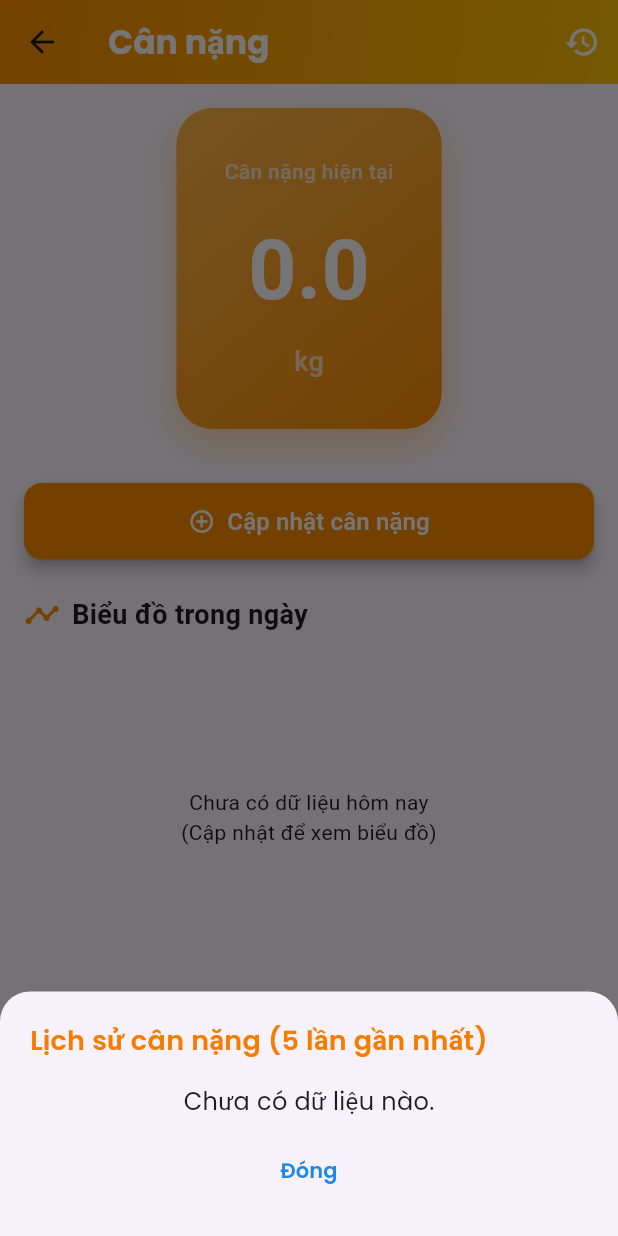
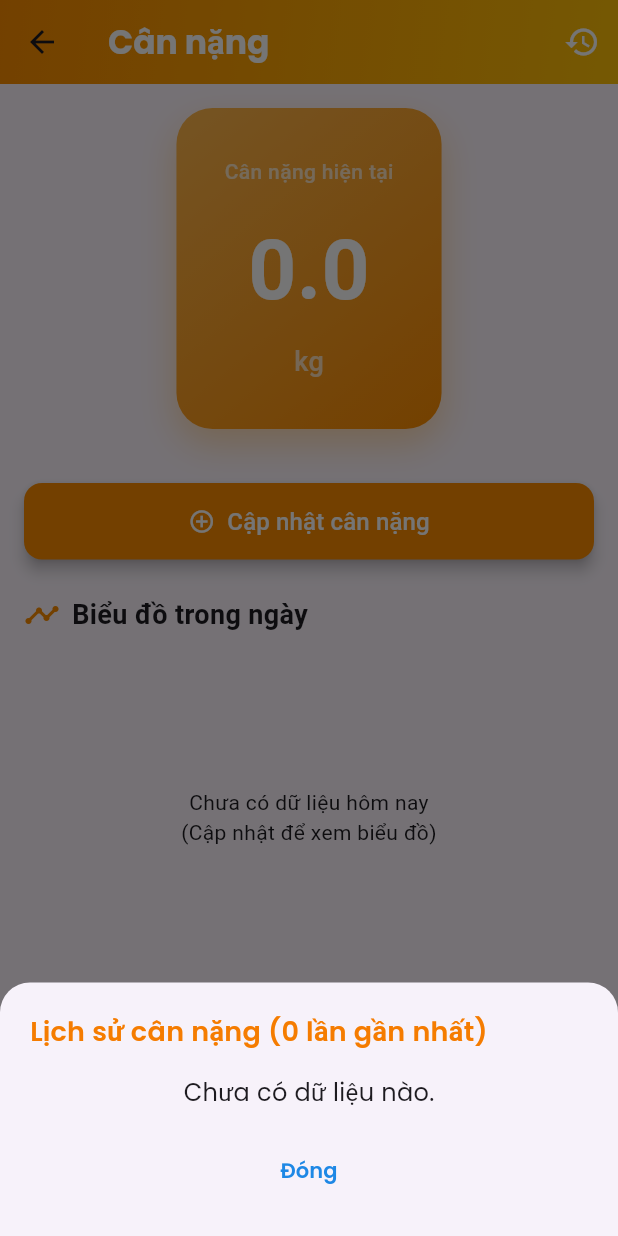
Before and after one commit to thanhzicne/App_Healthy, a Flutter app: the WeightScreen screen opened by its route, after a tap on the "history" icon, on a phone screen of 412 x 824 dp. Run offline on Flutter 3.47's test engine with Material 3 defaults, Android fonts, the phone set to English and light mode, and no system bars; our stand-ins replace cloud_firestore, firebase_auth, firebase_core, firebase_storage, fl_chart, flutter_local_notifications and 5 more; accounts and stored records are empty.

Commit message:
fix ui history weight

```diff
--- a/lib/screens/weight_screen.dart
+++ b/lib/screens/weight_screen.dart
@@ -152,33 +152,30 @@ class _WeightScreenState extends State<WeightScreen>
             icon: const Icon(Icons.history, color: Colors.white),
             tooltip: 'Lịch sử cân nặng',
             onPressed: () {
-              // --- TOÀN BỘ LOGIC HIỂN THỊ LỊCH SỬ NẰM Ở ĐÂY ---
-
-              // Lấy provider (đã có sẵn trong hàm build)
               final weightProvider = context.read<WeightProvider>();
               final allWeights = weightProvider.weights;
 
               // Sắp xếp danh sách, mới nhất lên trước
               allWeights.sort((a, b) => b.dateTime.compareTo(a.dateTime));
 
-              // Lấy 5 mục gần nhất
+              // Lấy tối đa 5 mục gần nhất
               final recentWeights = allWeights.take(5).toList();
 
-              // Hiển thị Bottom Sheet
               showModalBottomSheet(
-                context: context, // Sử dụng context có sẵn từ hàm build
+                context: context,
                 shape: const RoundedRectangleBorder(
                   borderRadius: BorderRadius.vertical(top: Radius.circular(20)),
                 ),
                 builder: (BuildContext bottomSheetContext) {
-                  return Container(
+                  return SingleChildScrollView(
+                    child: Container(
                       padding: const EdgeInsets.all(20),
                       child: Column(
                         mainAxisSize: MainAxisSize.min,
                         crossAxisAlignment: CrossAxisAlignment.start,
                         children: [
                           Text(
-                          'Lịch sử cân nặng (5 lần gần nhất)',
+                            'Lịch sử cân nặng (${recentWeights.length} lần gần nhất)',
                             style: GoogleFonts.poppins(
                               fontSize: 18,
                               fontWeight: FontWeight.w600,
@@ -196,10 +193,10 @@ class _WeightScreenState extends State<WeightScreen>
                           else
                             ListView.separated(
                               shrinkWrap: true,
+                              physics: const NeverScrollableScrollPhysics(),
                               itemCount: recentWeights.length,
                               itemBuilder: (context, index) {
                                 final weightEntry = recentWeights[index];
-                              // Định dạng ngày tháng
                                 final formattedDate =
                                     DateFormat('dd/MM/yyyy - hh:mm a')
                                         .format(weightEntry.dateTime);
@@ -225,8 +222,9 @@ class _WeightScreenState extends State<WeightScreen>
                               separatorBuilder: (context, index) =>
                                   const Divider(height: 1),
                             ),
-                        const SizedBox(height: 10),
-                        Center(
+                          const SizedBox(height: 16),
+                          SizedBox(
+                            width: double.infinity,
                             child: TextButton(
                               child: Text(
                                 'Đóng',
@@ -234,15 +232,16 @@ class _WeightScreenState extends State<WeightScreen>
                                     color: Colors.blue.shade600,
                                     fontWeight: FontWeight.w600),
                               ),
-                            onPressed: () => Navigator.pop(bottomSheetContext),
+                              onPressed: () =>
+                                  Navigator.pop(bottomSheetContext),
                             ),
                           )
                         ],
                       ),
+                    ),
                   );
                 },
               );
-              // --- KẾT THÚC LOGIC HIỂN THỊ LỊCH SỬ ---
             },
           ),
         ],
@@ -252,9 +251,6 @@ class _WeightScreenState extends State<WeightScreen>
           children: [
             FadeTransition(
                 opacity: _staggerAnimations[0], child: _buildMainCard(weight)),
-
-            // <<< THAY ĐỔI: KIỂM TRA ĐỂ ẨN/HIỆN THẺ BMI VÀ MỤC TIÊU >>>
-            // Chỉ hiển thị các thẻ này nếu đã có dữ liệu cân nặng
             if (weights.isNotEmpty) ...[
               FadeTransition(
                   opacity: _staggerAnimations[1],
@@ -289,7 +285,6 @@ class _WeightScreenState extends State<WeightScreen>
                 ),
               ),
             ],
-
             const SizedBox(height: 20),
             FadeTransition(
               opacity: _staggerAnimations[3],
@@ -383,7 +378,6 @@ class _WeightScreenState extends State<WeightScreen>
     );
   }
 
-  // Các hàm build UI và dialog không thay đổi so với phiên bản trước
   Widget _buildMainCard(WeightModel weight) {
     return SlideTransition(
       position:
@@ -490,8 +484,10 @@ class _WeightScreenState extends State<WeightScreen>
                 minHeight: 6,
                 backgroundColor: Colors.grey.shade300,
                 valueColor: AlwaysStoppedAnimation<Color>(color),
-                )),
+              ),
+            ),
             const SizedBox(height: 10),
+            // Đảm bảo cú pháp đúng cho Row
             const Row(
               mainAxisAlignment: MainAxisAlignment.spaceBetween,
               children: [
@@ -503,7 +499,8 @@ class _WeightScreenState extends State<WeightScreen>
                     style: TextStyle(fontSize: 10, color: Color(0xFF9E9E9E))),
                 Text('Béo phì',
                     style: TextStyle(fontSize: 10, color: Color(0xFF9E9E9E))),
-                ]),
+              ],
+            ),
           ],
         ),
       ),
@@ -583,8 +580,8 @@ class _WeightScreenState extends State<WeightScreen>
           SizedBox(
             width: double.infinity,
             child: TextButton.icon(
-              icon: Icon(Icons.lightbulb_outline, size: 16),
-              label: Text('Áp dụng mục tiêu lý tưởng'),
+              icon: const Icon(Icons.lightbulb_outline, size: 16),
+              label: const Text('Áp dụng mục tiêu lý tưởng'),
               onPressed: () {
                 targetController.text = idealWeight.toStringAsFixed(1);
               },
```
Lines whose indentation alone changed are shown as unchanged.
